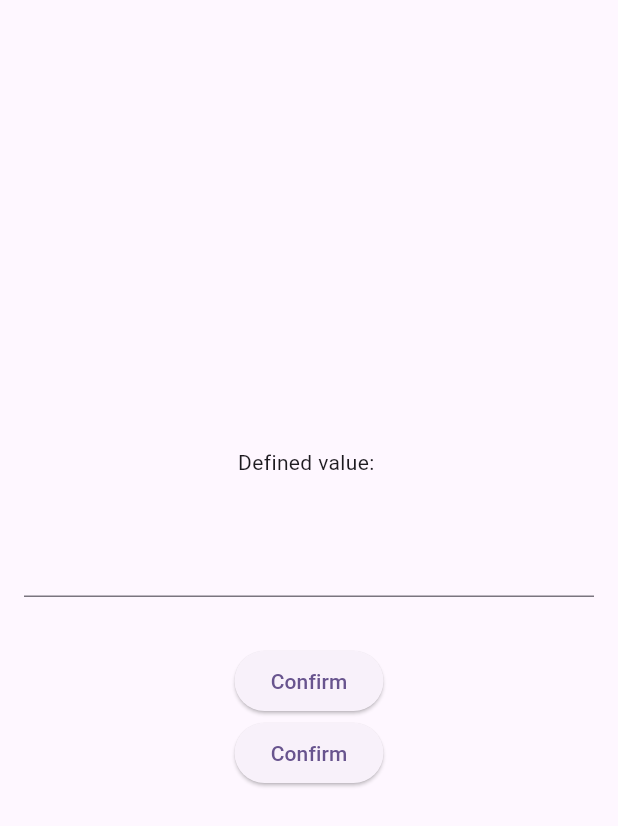
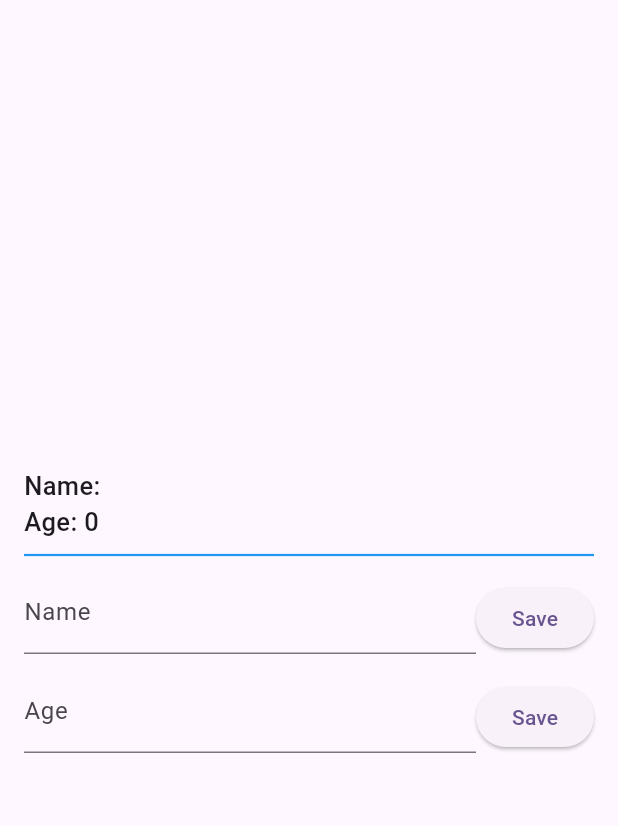
Before and after one commit to LeoManzini/sample_getx_state_control, a Flutter app: the screen it shows after launch, on a phone screen of 412 x 824 dp. Shown: the top 826 px of the screen. Run offline on Flutter 3.47's test engine with Material 3 defaults, Android fonts, the light colour scheme and no system bars; our stand-ins replace get.

Commit message:
feat: reactive objects with attributes update and getx

```diff
--- /dev/null
+++ b/lib/br/com/leomanzini/controllers/user_controller.dart
@@ -0,0 +1,23 @@
+import 'package:get/get.dart';
+import 'package:sample_getx_state_control/br/com/leomanzini/models/user_model.dart';
+
+class UserController extends GetxController {
+  // Creating an observable variable from a class
+  final Rx<UserModel> _user = UserModel().obs;
+
+  UserModel get user => _user.value;
+
+  void setUserName(String name) {
+    // Observable variable updating attribute from value, not the entire value (obx.value = value, still working to replace the object value)
+    // _user.value.name = name not updates the entire '.value' so it not refresh on screen
+    _user.update((user) {
+      user?.name = name;
+    });
+  }
+
+  void setUserAge(int age) {
+    // This way works similar, but it updates the only a '.value' attribute and tell the interface to refresh
+    _user.value.age = age;
+    _user.refresh();
+  }
+}
--- /dev/null
+++ b/lib/br/com/leomanzini/models/user_model.dart
@@ -0,0 +1,6 @@
+class UserModel {
+  String name;
+  int age;
+
+  UserModel({this.name = '', this.age = 0});
+}
--- /dev/null
+++ b/lib/br/com/leomanzini/screens/getx_form_samples.dart
@@ -0,0 +1,71 @@
+import 'package:flutter/material.dart';
+import 'package:get/get.dart';
+import 'package:sample_getx_state_control/br/com/leomanzini/controllers/user_controller.dart';
+
+class GetxFormSamples extends StatelessWidget {
+  GetxFormSamples({super.key});
+
+  final UserController _userController = UserController();
+  final TextEditingController _nameController = TextEditingController();
+  final TextEditingController _ageController = TextEditingController();
+
+  @override
+  Widget build(BuildContext context) {
+    return Scaffold(
+      body: Padding(
+        padding: const EdgeInsets.all(16),
+        child: Column(
+          mainAxisAlignment: MainAxisAlignment.center,
+          crossAxisAlignment: CrossAxisAlignment.stretch,
+          children: <Widget>[
+            Obx(() => _buildTextData('Name: ${_userController.user.name}')),
+            Obx(() => _buildTextData('Age: ${_userController.user.age}')),
+            const Divider(
+              thickness: 1.5,
+              color: Colors.blue,
+              height: 20,
+            ),
+            _buildTextField('Name', _nameController, () {
+              _userController.setUserName(_nameController.text);
+            }),
+            const SizedBox(height: 10),
+            _buildTextField('Age', _ageController, () {
+              _userController.setUserAge(int.parse(_ageController.text));
+            }),
+            const SizedBox(height: 10),
+          ],
+        ),
+      ),
+    );
+  }
+
+  Widget _buildTextData(String displayName) {
+    return Text(
+      displayName,
+      style: const TextStyle(
+        fontSize: 17,
+        fontWeight: FontWeight.w500,
+      ),
+    );
+  }
+
+  Widget _buildTextField(String labelText, TextEditingController controller, Function()? onTap) {
+    return Row(
+      crossAxisAlignment: CrossAxisAlignment.end,
+      children: [
+        Expanded(
+          child: TextField(
+            controller: controller,
+            decoration: InputDecoration(
+              labelText: labelText,
+            ),
+          ),
+        ),
+        ElevatedButton(
+          onPressed: onTap,
+          child: const Text('Save'),
+        ),
+      ],
+    );
+  }
+}
--- a/lib/main.dart
+++ b/lib/main.dart
@@ -1,5 +1,5 @@
 import 'package:flutter/material.dart';
-import 'package:sample_getx_state_control/br/com/leomanzini/screens/stateless_change_value_getx_samples.dart';
+import 'package:sample_getx_state_control/br/com/leomanzini/screens/getx_form_samples.dart';
 
 void main() {
   runApp(const MyApp());
@@ -17,7 +17,7 @@ class MyApp extends StatelessWidget {
         useMaterial3: true,
       ),
       debugShowCheckedModeBanner: false,
-      home: MyStatelessHomePage(),
+      home: GetxFormSamples(),
     );
   }
 }
```
